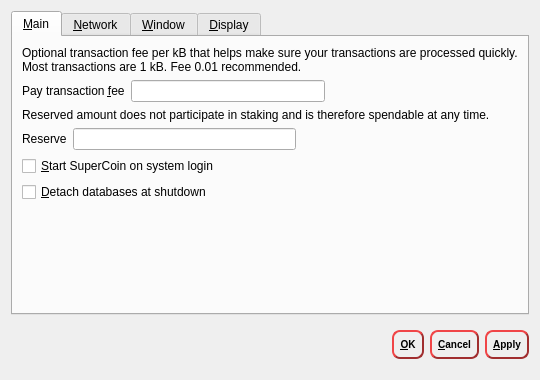
The window that src/qt/forms/optionsdialog.ui (thirstygerry/SuperCoin) describes before a commit, drawn with Qt 5.
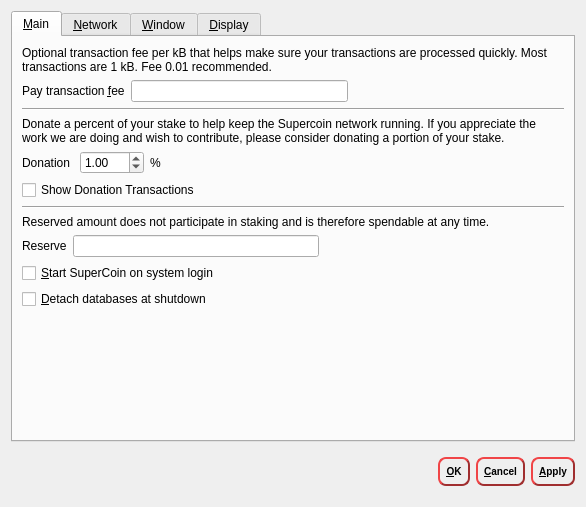
The same window after the commit. The open tabs and pages were chosen to show the change. Custom widgets are drawn as their Qt base class.

Diff of the .ui file:
```diff
--- a/src/qt/forms/optionsdialog.ui
+++ b/src/qt/forms/optionsdialog.ui
@@ -6,8 +6,8 @@
    <rect>
     <x>0</x>
     <y>0</y>
-    <width>540</width>
-    <height>380</height>
+    <width>586</width>
+    <height>507</height>
    </rect>
   </property>
   <property name="windowTitle">
@@ -29,8 +29,8 @@
       <attribute name="title">
        <string>&amp;Main</string>
       </attribute>
-      <layout class="QVBoxLayout" name="verticalLayout_Main">
-       <item>
+      <layout class="QGridLayout" name="gridLayout">
+       <item row="0" column="0">
         <widget class="QLabel" name="transactionFeeInfoLabel">
          <property name="text">
           <string>Optional transaction fee per kB that helps make sure your transactions are processed quickly. Most transactions are 1 kB. Fee 0.01 recommended.</string>
@@ -43,7 +43,7 @@
          </property>
         </widget>
        </item>
-       <item>
+       <item row="1" column="0">
         <layout class="QHBoxLayout" name="horizontalLayoutFee">
          <item>
           <widget class="QLabel" name="transactionFeeLabel">
@@ -76,7 +76,82 @@
          </item>
         </layout>
        </item>
-       <item>
+       <item row="2" column="0">
+        <widget class="Line" name="line_2">
+         <property name="orientation">
+          <enum>Qt::Horizontal</enum>
+         </property>
+        </widget>
+       </item>
+       <item row="3" column="0">
+        <widget class="QLabel" name="donateInfoLabel">
+         <property name="text">
+          <string>Donate a percent of your stake to help keep the Supercoin network running. If you appreciate the work we are doing and wish to contribute, please consider donating a portion of your stake.</string>
+         </property>
+         <property name="wordWrap">
+          <bool>true</bool>
+         </property>
+        </widget>
+       </item>
+       <item row="4" column="0">
+        <layout class="QHBoxLayout" name="horizontalLayout">
+         <item>
+          <widget class="QLabel" name="donateLabel">
+           <property name="text">
+            <string>Donation </string>
+           </property>
+          </widget>
+         </item>
+         <item>
+          <widget class="QDoubleSpinBox" name="donation">
+           <property name="maximum">
+            <double>100.000000000000000</double>
+           </property>
+           <property name="singleStep">
+            <double>0.100000000000000</double>
+           </property>
+           <property name="value">
+            <double>1.000000000000000</double>
+           </property>
+          </widget>
+         </item>
+         <item>
+          <widget class="QLabel" name="donatePctLabel">
+           <property name="text">
+            <string>%</string>
+           </property>
+          </widget>
+         </item>
+         <item>
+          <spacer name="horizontalSpacer">
+           <property name="orientation">
+            <enum>Qt::Horizontal</enum>
+           </property>
+           <property name="sizeHint" stdset="0">
+            <size>
+             <width>40</width>
+             <height>20</height>
+            </size>
+           </property>
+          </spacer>
+         </item>
+        </layout>
+       </item>
+       <item row="5" column="0">
+        <widget class="QCheckBox" name="showDonationTransactions">
+         <property name="text">
+          <string>Show Donation Transactions</string>
+         </property>
+        </widget>
+       </item>
+       <item row="6" column="0">
+        <widget class="Line" name="line_3">
+         <property name="orientation">
+          <enum>Qt::Horizontal</enum>
+         </property>
+        </widget>
+       </item>
+       <item row="7" column="0">
         <widget class="QLabel" name="reserveBalanceInfoLabel">
          <property name="text">
           <string>Reserved amount does not participate in staking and is therefore spendable at any time.</string>
@@ -89,7 +164,7 @@
          </property>
         </widget>
        </item>
-       <item>
+       <item row="8" column="0">
         <layout class="QHBoxLayout" name="horizontalLayoutReserveBalance">
          <item>
           <widget class="QLabel" name="reserveBalanceLabel">
@@ -122,7 +197,7 @@
          </item>
         </layout>
        </item>
-       <item>
+       <item row="9" column="0">
         <widget class="QCheckBox" name="bitcoinAtStartup">
          <property name="toolTip">
           <string>Automatically start SuperCoin after logging in to the system.</string>
@@ -132,7 +207,7 @@
          </property>
         </widget>
        </item>
-       <item>
+       <item row="10" column="0">
         <widget class="QCheckBox" name="detachDatabases">
          <property name="toolTip">
           <string>Detach block and address databases at shutdown. This means they can be moved to another data directory, but it slows down shutdown. The wallet is always detached.</string>
@@ -142,7 +217,7 @@
          </property>
         </widget>
        </item>
-       <item>
+       <item row="11" column="0">
         <spacer name="verticalSpacer_Main">
          <property name="orientation">
           <enum>Qt::Vertical</enum>
```
Left out of the diff: 2 changed lines with no effect on the pictures.
